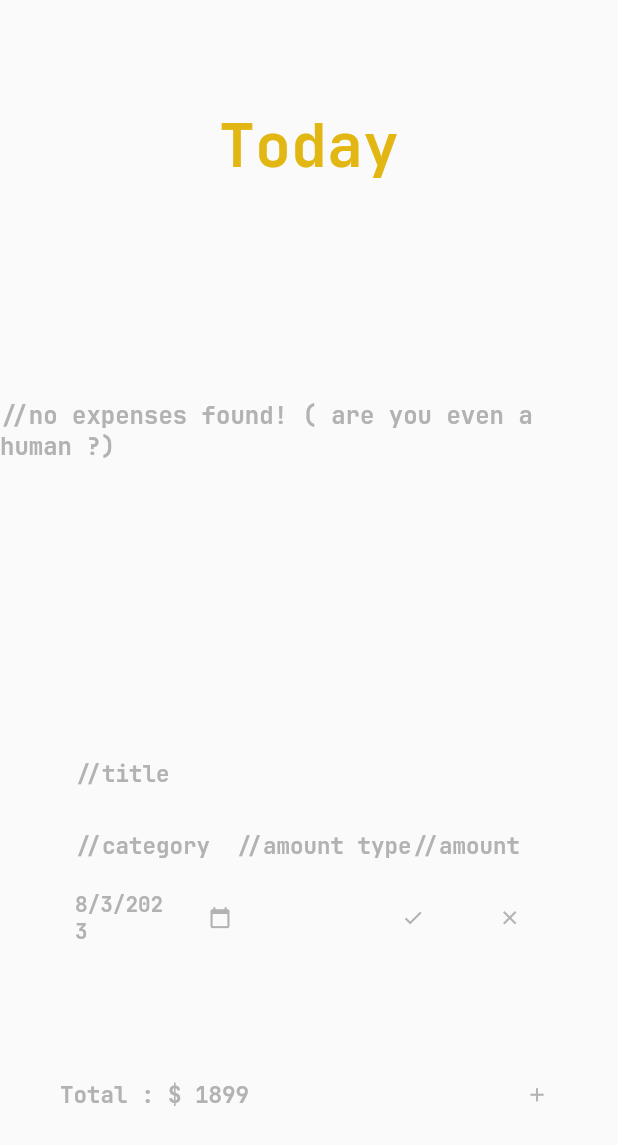
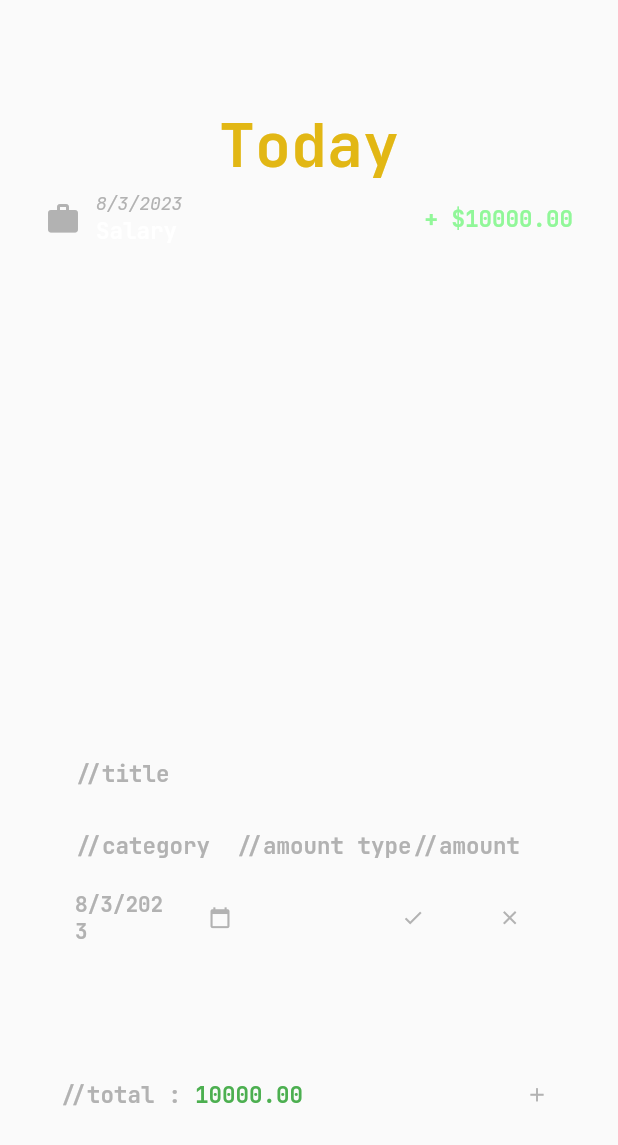
Before and after one commit to laggedskapari/EconoMe, a Flutter app: the Expenses widget shown alone on an empty page, opened directly, after a tap on the "add" icon, on a phone screen of 412 x 824 dp. Shown: the top 1145 px of the screen. Run offline on Flutter 3.47's test engine with Material 2 defaults, Android fonts, the phone set to English and light mode, and no system bars.

Commit message:
Made Utility Belt Dynamic

```diff
--- a/econme_mobile/lib/widgets/expenses.dart
+++ b/econme_mobile/lib/widgets/expenses.dart
@@ -60,7 +60,9 @@ class _Expenses extends State<Expenses> {
     );
   }
 
-  final List<Expense> _registeredExpenses = [];
+  final List<Expense> _registeredExpenses = [
+    Expense(type: AmountType.credit, category: Category.work, title: 'Salary', amount: 10000, date: DateTime.now())
+  ];
 
   @override
   Widget build(BuildContext context) {
@@ -109,6 +111,7 @@ class _Expenses extends State<Expenses> {
             ),
             FooterUtilityBelt(
               createNewExpense: _createNewExpense,
+              expensesList: _registeredExpenses,
             ),
             const SizedBox(
               height: 30,
--- a/econme_mobile/lib/widgets/footer_utility_belt.dart
+++ b/econme_mobile/lib/widgets/footer_utility_belt.dart
@@ -1,9 +1,40 @@
 import 'package:flutter/material.dart';
+import 'package:econme_mobile/models/expense.dart';
 
-class FooterUtilityBelt extends StatelessWidget {
-  const FooterUtilityBelt({super.key, required this.createNewExpense});
+class FooterUtilityBelt extends StatefulWidget {
+  const FooterUtilityBelt(
+      {super.key, required this.createNewExpense, required this.expensesList});
 
   final void Function() createNewExpense;
+  final List<Expense> expensesList;
+
+  @override
+  State<FooterUtilityBelt> createState() => _FooterUtilityBeltState();
+}
+
+class _FooterUtilityBeltState extends State<FooterUtilityBelt> {
+  Color totalTextColor = const Color.fromARGB(255, 226, 183, 20);
+
+  String calculateTotalAmount() {
+    double creditAmount = 0;
+    double debitAmount = 0;
+    for (final expense in widget.expensesList) {
+      if (expense.type.toString() == 'AmountType.debit') {
+        debitAmount += expense.amount;
+      }
+      if (expense.type.toString() == 'AmountType.credit') {
+        creditAmount += expense.amount;
+      }
+    }
+    double finalAmount = creditAmount - debitAmount;
+    if (finalAmount > 0) {
+      totalTextColor = Colors.green;
+    }
+    if (finalAmount < 0) {
+      totalTextColor = const Color.fromARGB(255, 226, 183, 20);
+    }
+    return finalAmount.toStringAsFixed(2);
+  }
 
   @override
   Widget build(BuildContext context) {
@@ -11,18 +42,31 @@ class FooterUtilityBelt extends StatelessWidget {
       padding: const EdgeInsets.fromLTRB(40, 30, 30, 40),
       child: Row(
         children: [
-          const Text(
-            'Total : \$ 1899',
-            style: TextStyle(
-              fontFamily: 'JetBrainsMono',
-              fontWeight: FontWeight.w700,
-              fontSize: 15,
-              color: Color.fromARGB(255, 178, 178, 178),
+          RichText(
+            text: TextSpan(
+              text: '//total : ',
+              style: const TextStyle(
+                fontFamily: 'JetBrainsMono',
+                fontSize: 15,
+                fontWeight: FontWeight.w700,
+                color: Color.fromARGB(255, 178, 178, 178),
+              ),
+              children: [
+                TextSpan(
+                  text: calculateTotalAmount(),
+                  style: TextStyle(
+                    fontFamily: 'JetBrainsMono',
+                    fontSize: 15,
+                    fontWeight: FontWeight.w700,
+                    color: totalTextColor,
+                  ),
+                ),
+              ],
             ),
           ),
           const Spacer(),
           IconButton(
-            onPressed: createNewExpense,
+            onPressed: widget.createNewExpense,
             icon: const Icon(Icons.add),
             iconSize: 15,
             color: const Color.fromARGB(255, 178, 178, 178),
--- a/econme_mobile/lib/widgets/logo.dart
+++ b/econme_mobile/lib/widgets/logo.dart
@@ -33,7 +33,14 @@ class Logo extends StatelessWidget {
           const SizedBox(
             height: 30,
           ),
-          IconButton.outlined(onPressed: initiateApp, icon: const Icon(Icons.start))
+          IconButton.outlined(
+            onPressed: initiateApp,
+            icon: const Icon(
+              Icons.arrow_forward_ios_rounded,
+              size: 15,
+              color: Color.fromARGB(255, 178, 178, 178),
+            ),
+          ),
         ],
       ),
     );
```
